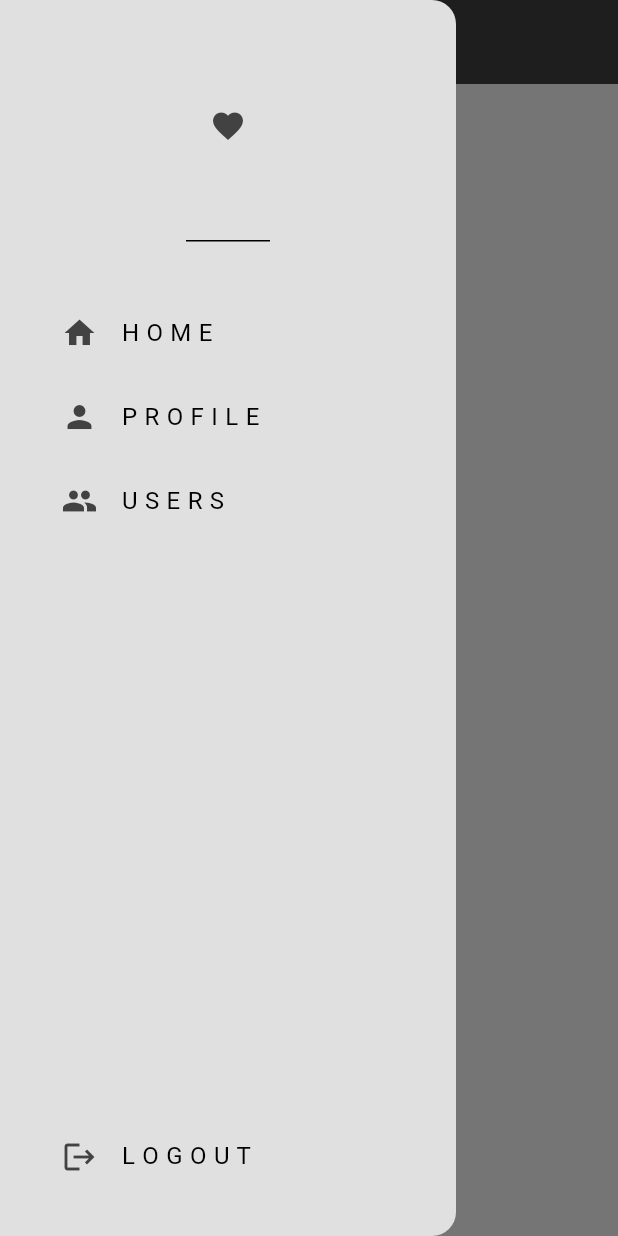
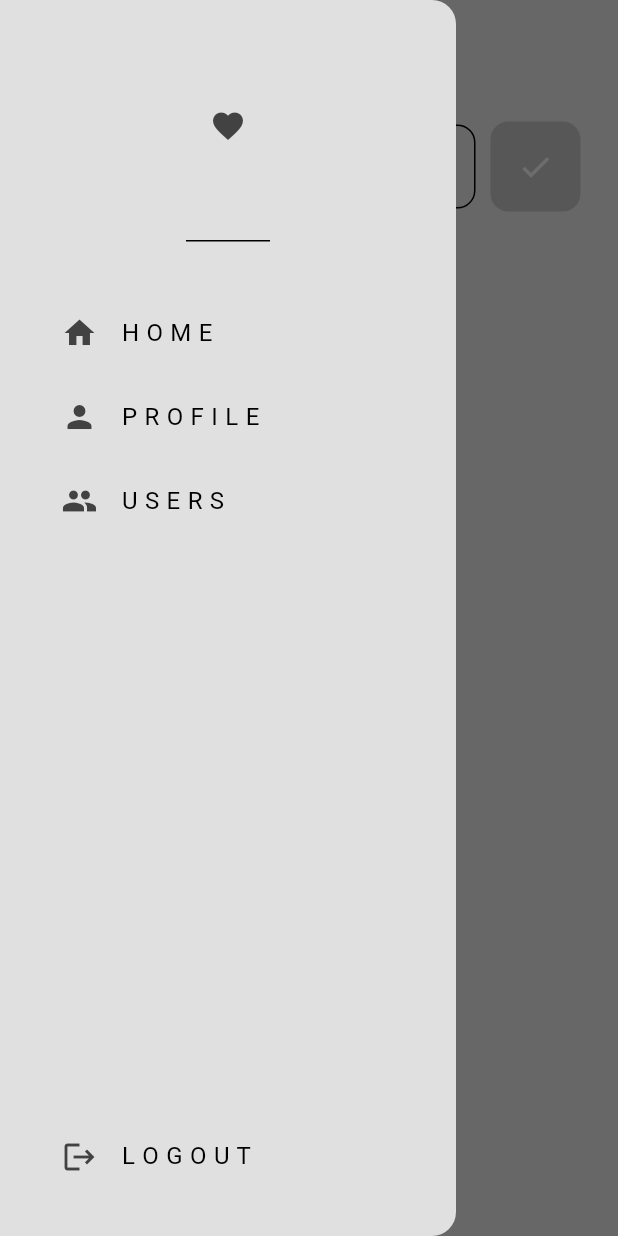
Before and after one commit to refaldy04/social-media, a Flutter app: the screen it shows once a user with an empty profile is signed in, with the side drawer open, on a phone screen of 412 x 824 dp. Run offline on Flutter 3.47's test engine with Material 3 defaults, Android fonts, the phone set to English and light mode, and no system bars; our stand-ins replace cloud_firestore, firebase_auth, firebase_core, flutter_dotenv; accounts and stored records are empty; network calls fail.

Commit message:
integrate home page with firestore

```diff
--- a/lib/auth/auth.dart
+++ b/lib/auth/auth.dart
@@ -12,7 +12,7 @@ class AuthPage extends StatelessWidget {
       body: StreamBuilder(
         builder: (context, snapshot) {
           if (snapshot.hasData) {
-            return const HomePage();
+            return HomePage();
           } else {
             return const LoginOrRegister();
           }
--- /dev/null
+++ b/lib/components/my_post_button.dart
@@ -0,0 +1,26 @@
+import 'package:flutter/material.dart';
+
+class PostButton extends StatelessWidget {
+  final void Function()? onTap;
+  const PostButton({super.key, required this.onTap});
+
+  @override
+  Widget build(BuildContext context) {
+    return GestureDetector(
+      onTap: onTap,
+      child: Container(
+        decoration: BoxDecoration(
+            color: Theme.of(context).colorScheme.secondary,
+            borderRadius: BorderRadius.circular(12)),
+        padding: const EdgeInsets.all(18),
+        margin: const EdgeInsets.only(left: 10),
+        child: Center(
+          child: Icon(
+            Icons.done,
+            color: Theme.of(context).colorScheme.primary,
+          ),
+        ),
+      ),
+    );
+  }
+}
--- /dev/null
+++ b/lib/database/firestore.dart
@@ -0,0 +1,42 @@
+/*
+
+store post for display to users
+collection name is Post
+
+Each post contains:
+- a message
+- email
+- timestamp
+
+*/
+
+import 'package:cloud_firestore/cloud_firestore.dart';
+import 'package:firebase_auth/firebase_auth.dart';
+
+class FirestoreDatabase {
+  // current logged in user
+  User? user = FirebaseAuth.instance.currentUser;
+
+  // get collection Post from firebase
+  final CollectionReference posts =
+      FirebaseFirestore.instance.collection('Post');
+
+  // post a message
+  Future<void> addPost(String message) {
+    return posts.add({
+      'UserEmail': user!.email,
+      'PostMessage': message,
+      'TimeStamp': Timestamp.now()
+    });
+  }
+
+  // read post from database
+  Stream<QuerySnapshot> getPostStream() {
+    final postStream = FirebaseFirestore.instance
+        .collection("Post")
+        .orderBy("TimeStamp", descending: true)
+        .snapshots();
+
+    return postStream;
+  }
+}
--- a/lib/main.dart
+++ b/lib/main.dart
@@ -29,7 +29,7 @@ class MyApp extends StatelessWidget {
       darkTheme: darkMode,
       routes: {
         '/login_register_page': (context) => const LoginOrRegister(),
-        '/home_page': (context) => const HomePage(),
+        '/home_page': (context) => HomePage(),
         '/profile_page': (context) => ProfilePage(),
         '/users_page': (context) => const UsersPage(),
       },
--- a/lib/pages/home_page.dart
+++ b/lib/pages/home_page.dart
@@ -1,18 +1,99 @@
+import 'package:cloud_firestore/cloud_firestore.dart';
 import 'package:flutter/material.dart';
 import 'package:social_media/components/my_drawer.dart';
+import 'package:social_media/components/my_list_tile.dart';
+import 'package:social_media/components/my_post_button.dart';
+import 'package:social_media/components/my_textfield.dart';
+import 'package:social_media/database/firestore.dart';
 
 class HomePage extends StatelessWidget {
-  const HomePage({super.key});
+  HomePage({super.key});
+
+  // firestore access
+  final FirestoreDatabase database = FirestoreDatabase();
+
+  final TextEditingController newPostController = TextEditingController();
+
+  // post message
+  void postMessage() {
+    // if text field not empty
+    if (newPostController.text.isNotEmpty) {
+      String message = newPostController.text;
+
+      database.addPost(message);
+
+      newPostController.clear();
+    }
+  }
 
   @override
   Widget build(BuildContext context) {
     return Scaffold(
+      backgroundColor: Theme.of(context).colorScheme.background,
       appBar: AppBar(
-        title: const Text('Home'),
-        backgroundColor: Theme.of(context).colorScheme.inversePrimary,
+        title: const Text('W A L L'),
+        backgroundColor: Colors.transparent,
+        foregroundColor: Theme.of(context).colorScheme.inversePrimary,
         elevation: 0,
       ),
       drawer: const MyDrawer(),
+      body: Column(
+        children: [
+          Padding(
+            padding: const EdgeInsets.all(25),
+            child: Row(
+              children: [
+                Expanded(
+                  child: MyTextField(
+                      hintText: "Say something...",
+                      obscureText: false,
+                      controller: newPostController),
+                ),
+                PostButton(onTap: postMessage)
+              ],
+            ),
+          ),
+
+          // posts
+          StreamBuilder(
+              stream: database.getPostStream(),
+              builder: (context, snapshot) {
+                // show loading circle
+                if (snapshot.connectionState == ConnectionState.waiting) {
+                  return const Center(
+                    child: CircularProgressIndicator(),
+                  );
+                }
+
+                // get all post
+                final posts = snapshot.data!.docs;
+
+                // no data?
+                if (snapshot.data == null || posts.isEmpty) {
+                  return const Center(
+                    child: Padding(
+                      padding: EdgeInsets.all(25),
+                      child: Text('No post.. Post something!'),
+                    ),
+                  );
+                }
+
+                return Expanded(
+                    child: ListView.builder(
+                        itemCount: posts.length,
+                        itemBuilder: (context, index) {
+                          final post = posts[index];
+
+                          String message = post['PostMessage'];
+                          String userEmail = post['UserEmail'];
+                          Timestamp timestamp = post['TimeStamp'];
+
+                          return MyListTile(
+                              title: message, subTitle: userEmail);
+                        }));
+              })
+        ],
+      ),
     );
   }
 }
```
Also changed, not shown: lib/components/my_list_tile.dart (added, +22 -0 lines).
